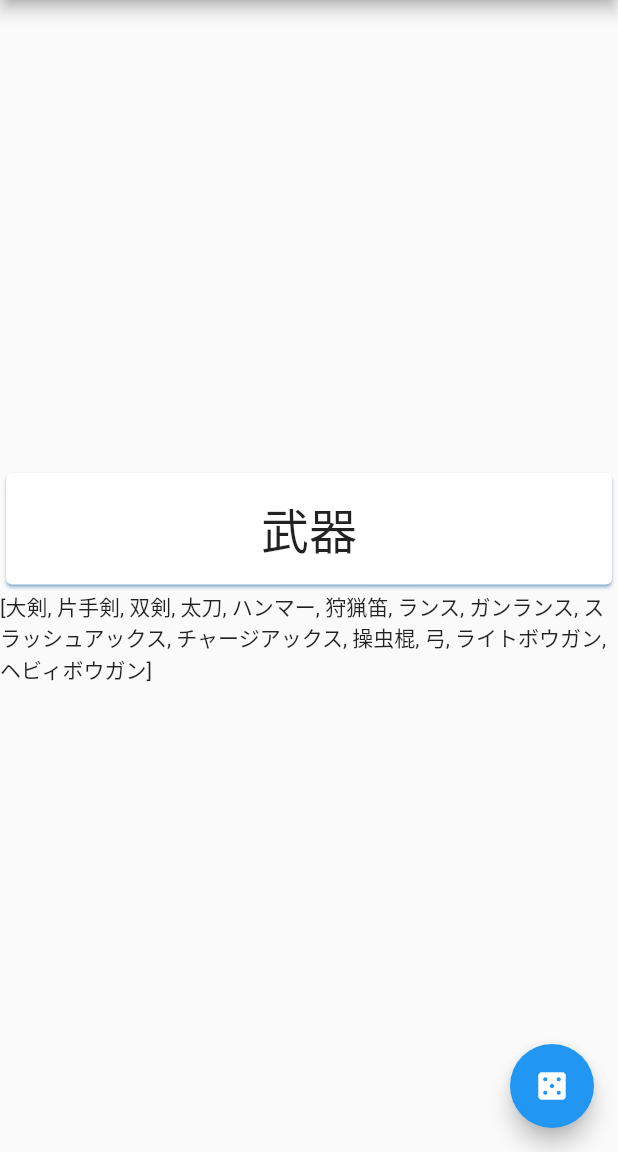
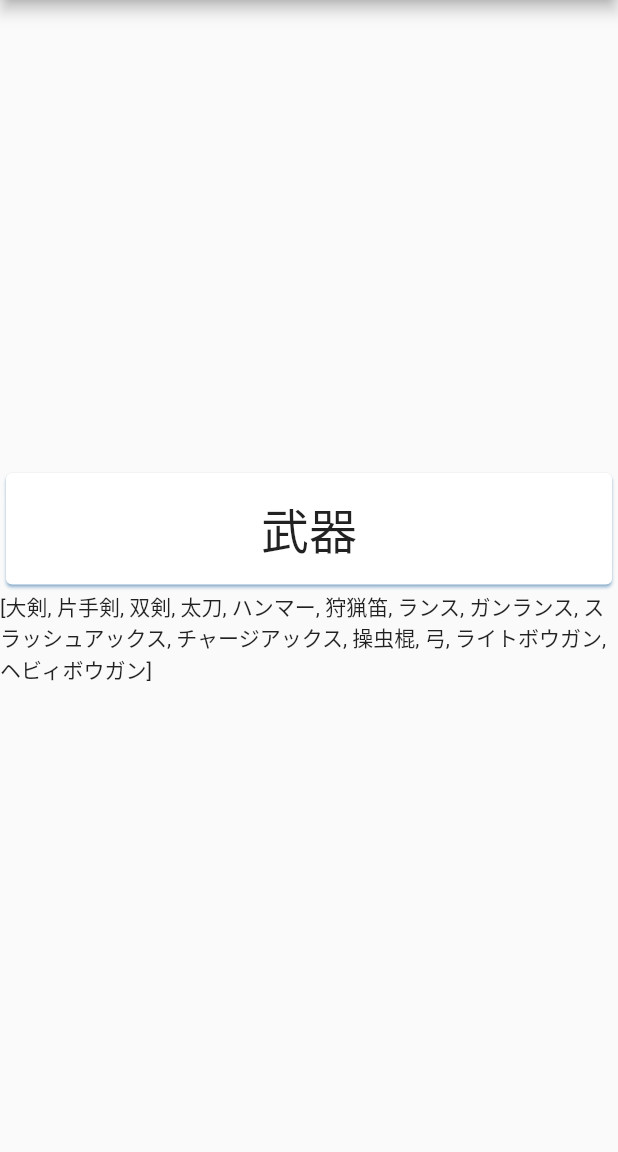
Before and after one commit to miajimyu/mh_weapon_omikuji, a Flutter app: the screen it shows after launch, on a phone screen of 412 x 824 dp, the part 84-1236 px from its top. Run offline on Flutter 3.47's test engine with Material 2 defaults, Android fonts, the phone set to English and light mode, and no system bars; our stand-ins replace shared_preferences; Roboto replaces fonts that are missing (Kosugi).

Commit message:
Remove FAB

```diff
--- a/lib/main.dart
+++ b/lib/main.dart
@@ -80,17 +80,15 @@ class _MyHomePageState extends State<MyHomePage> {
       body: Column(
         mainAxisAlignment: MainAxisAlignment.center,
         children: [
-          MyItem(label: currentWeapon),
+          InkWell(
+            onTap: _decideWeapon,
+            child: MyItem(label: currentWeapon),
+          ),
           Text(
             '$currentWeapons',
             style: TextStyle(fontFamily: 'Kosugi'),
           ),
         ],
-      ),
-      floatingActionButton: FloatingActionButton(
-        onPressed: _decideWeapon,
-        tooltip: 'Roll',
-        child: const Icon(Icons.casino),
       ),
     );
   }
```
Also changed, not shown: pubspec.lock.
